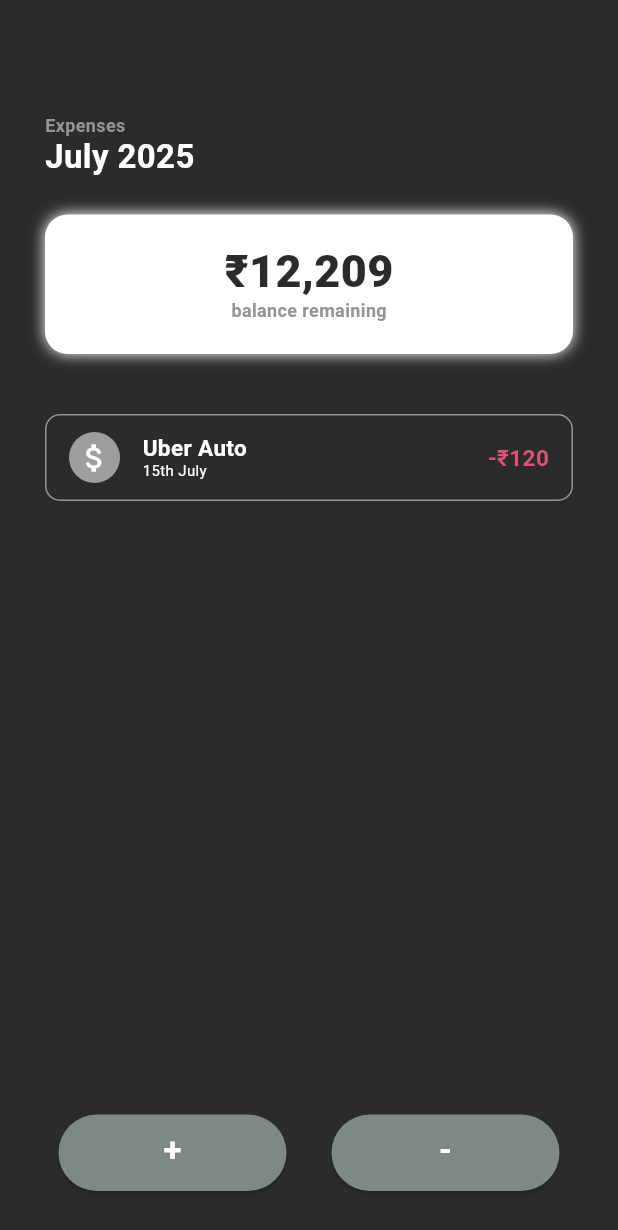
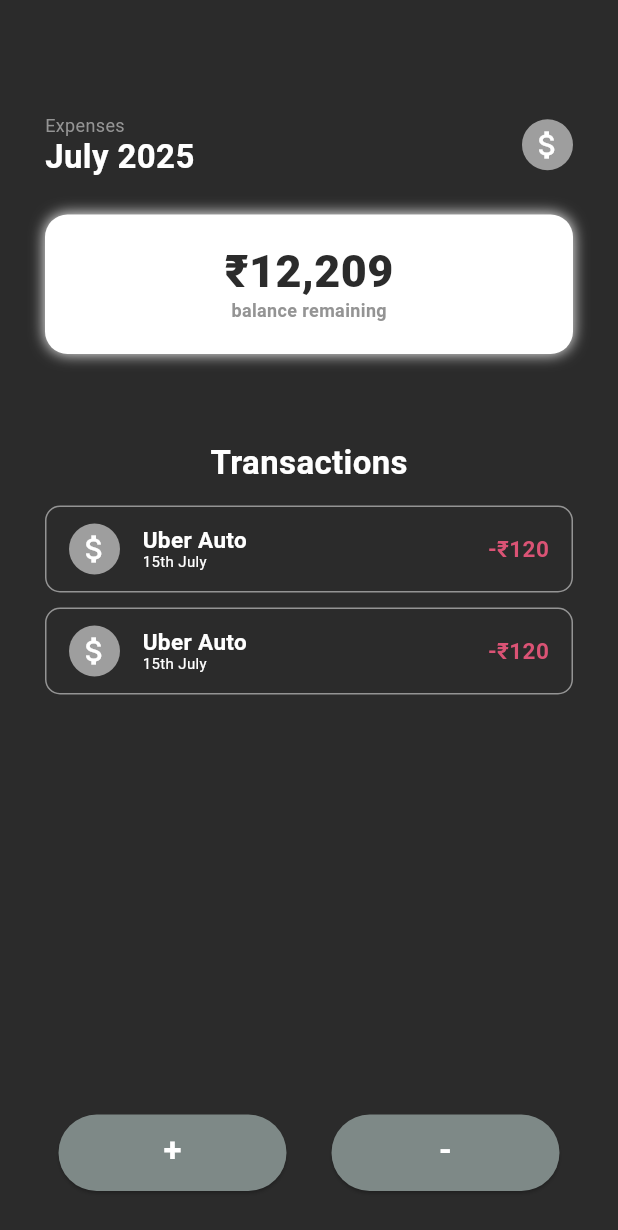
Before and after one commit to NotArchiveData/ExpenseTracker, a Flutter app: the screen it shows after launch, on a phone screen of 412 x 824 dp. Shown: the top 1230 px of the screen. Run offline on Flutter 3.47's test engine with Material 3 defaults, Android fonts, the phone set to English and light mode, and no system bars; Roboto replaces fonts that are missing (SF-Pro).

Commit message:
more ui changes

```diff
--- a/lib/landingpage.dart
+++ b/lib/landingpage.dart
@@ -28,14 +28,32 @@ class _LandingPageState extends State<LandingPage> {
               color: Color(0xFF2b2b2b),
             ),
 
-            Month(),
+            Month(
+              month: "July",
+              year: "2025"
+            ),
 
             SizedBox(height: 25),
 
             // balance card
             BalanceCard(),
 
-            SizedBox(height: 40),
+            SizedBox(height: 60),
+
+            Text(
+              "Transactions",
+              style: TextStyle(
+                color: Color(0xFFFFFFFF),
+                fontSize: 22,
+                fontWeight: FontWeight.w600,
+              ),
+              textHeightBehavior: TextHeightBehavior(
+                  applyHeightToFirstAscent: false,
+                  applyHeightToLastDescent: false,
+                ),
+            ),
+
+            SizedBox(height: 15),
 
             // transactions list
             Transactions(
@@ -47,6 +65,13 @@ class _LandingPageState extends State<LandingPage> {
 
             SizedBox(height: 10),
 
+            Transactions(
+              transactionName: "Uber Auto",
+              date: "15th July",
+              money: "120",
+              expenseOrIncome: "expense",
+            ),
+
             Spacer(),
 
             // buttons to add stuff
--- a/lib/month.dart
+++ b/lib/month.dart
@@ -1,7 +1,13 @@
 import 'package:flutter/material.dart';
 
 class Month extends StatelessWidget {
-  const Month({super.key});
+  final String month;
+  final String year;
+
+  Month({
+    required this.month,
+    required this.year,
+  });
 
   @override
   Widget build(BuildContext context) {
@@ -16,12 +22,12 @@ class Month extends StatelessWidget {
               style: TextStyle(
                 color: Color(0xFF949494),
                 fontSize: 12,
-                fontWeight: FontWeight.w600,
+                fontWeight: FontWeight.w400,
                 ),
             ),
 
             Text(
-              "July 2025",
+              month + " " + year,
               style: TextStyle(
                 color: Color(0xFFFFFFFF),
                 fontSize: 22,
@@ -36,7 +42,17 @@ class Month extends StatelessWidget {
         ),
 
         // place icon here
-        Text(" "),
+        Container(
+          padding: EdgeInsets.all(5),
+          decoration: BoxDecoration(
+              shape: BoxShape.circle, color: Colors.grey[500]),
+          child: Center(
+            child: Icon(
+              Icons.attach_money_outlined,
+              color: Colors.white,
+            ),
+          ),
+        ),
       ],
     );
   }
```
